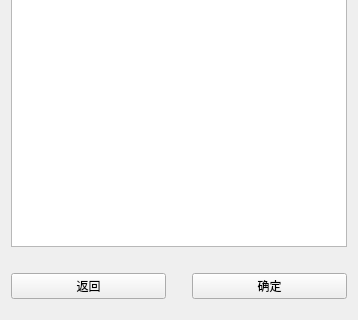
Old version of the form expresspay.ui in the repository sg-first/Express-System; both pictures show x 0 to 358 and y 280 to 600 of the 358 by 600 pixel window.
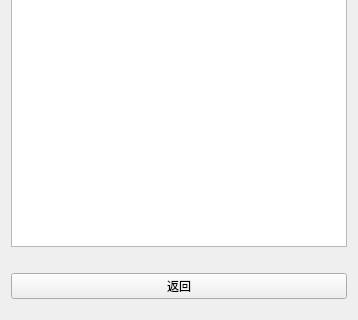
New version of the form.

```diff
--- a/expresspay.ui
+++ b/expresspay.ui
@@ -88,8 +88,6 @@
     </spacer>
    </item>
    <item>
-    <layout class="QHBoxLayout" name="horizontalLayout">
-     <item>
       <widget class="QPushButton" name="pushButton_6">
        <property name="sizePolicy">
         <sizepolicy hsizetype="Preferred" vsizetype="Fixed">
@@ -101,37 +99,6 @@
         <string>返回</string>
        </property>
       </widget>
-     </item>
-     <item>
-      <spacer name="horizontalSpacer">
-       <property name="orientation">
-        <enum>Qt::Horizontal</enum>
-       </property>
-       <property name="sizeType">
-        <enum>QSizePolicy::Minimum</enum>
-       </property>
-       <property name="sizeHint" stdset="0">
-        <size>
-         <width>20</width>
-         <height>20</height>
-        </size>
-       </property>
-      </spacer>
-     </item>
-     <item>
-      <widget class="QPushButton" name="pushButton_7">
-       <property name="sizePolicy">
-        <sizepolicy hsizetype="Preferred" vsizetype="Fixed">
-         <horstretch>0</horstretch>
-         <verstretch>0</verstretch>
-        </sizepolicy>
-       </property>
-       <property name="text">
-        <string>确定</string>
-       </property>
-      </widget>
-     </item>
-    </layout>
    </item>
    <item>
     <spacer name="verticalSpacer_4">
```
Lines whose indentation alone changed are shown as unchanged.
